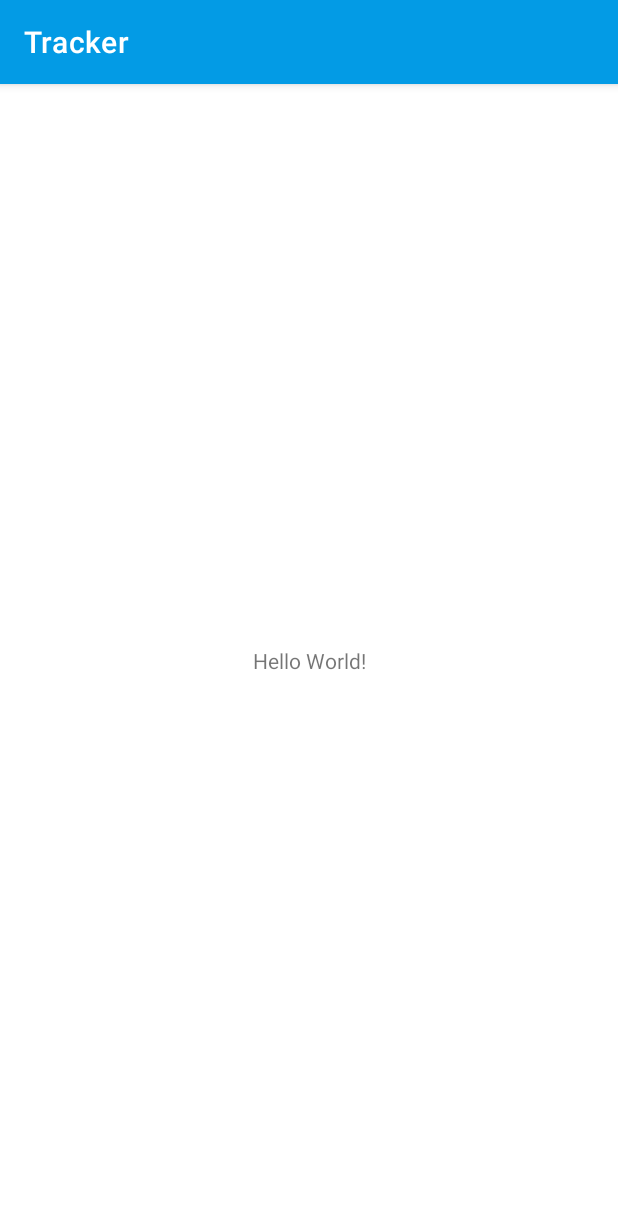
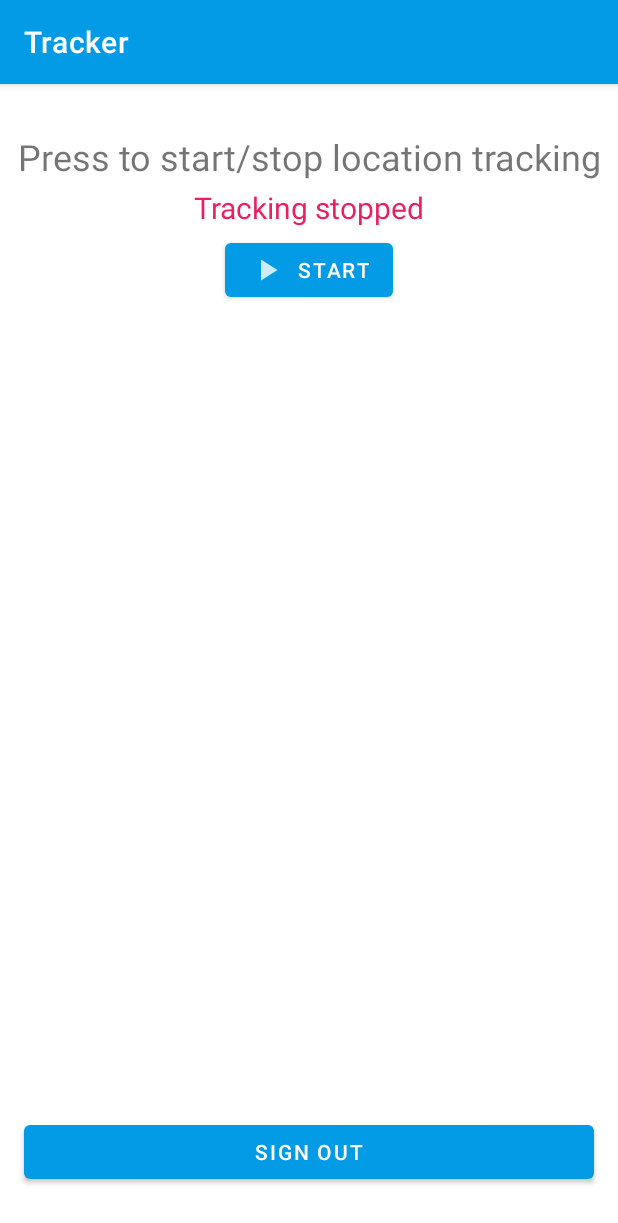
Before and after one commit to antonlazarchenko/location_tracker_kotlin, an Android app: the screen it shows after launch once a user with an empty profile is signed in (MainActivity), on a phone screen of 412 x 824 dp. Shown: the top 1223 px of the screen. Run offline under Robolectric (Android 15) with nearby library versions, the phone set to English and light mode, and no system bars; our stand-ins replace Dagger/Hilt's generated code, Firebase (no records; nobody signed in at launch, a user with empty details on screens opened directly).

Commit message:
User layout added.

```diff
--- a/app/src/main/java/com/alazar/tracker/MainActivity.kt
+++ b/app/src/main/java/com/alazar/tracker/MainActivity.kt
@@ -3,35 +3,61 @@ package com.alazar.tracker
 import android.app.Activity
 import android.content.Intent
 import android.os.Bundle
-import android.widget.Toast
+import android.view.View
 import androidx.activity.result.contract.ActivityResultContracts
 import androidx.appcompat.app.AppCompatActivity
 import com.alazar.authfire.AuthActivity
+import com.alazar.authfire.model.UserModel
 import com.alazar.base.core.UserManagerInterface
+import com.alazar.tracker.databinding.ActivityMainBinding
 import com.alazar.tracker.di.MainApp
 import javax.inject.Inject
 
-class MainActivity : AppCompatActivity() {
+class MainActivity : AppCompatActivity(), View.OnClickListener {
 
     @Inject
     lateinit var userManager: UserManagerInterface
+
+    private lateinit var binding : ActivityMainBinding
 
     override fun onCreate(savedInstanceState: Bundle?) {
         super.onCreate(savedInstanceState)
 
         MainApp().getComponent().inject(this)
 
+        binding = ActivityMainBinding.inflate(layoutInflater)
+
+        binding.btnSignOut.setOnClickListener(this)
+        binding.btnStart.setOnClickListener(this)
+        binding.btnStop.setOnClickListener(this)
+
         if (!userManager.isAuthorized()) {
             openPostActivity.launch(Intent(this, AuthActivity::class.java))
+        } else {
+            loadLayout()
         }
-
-        setContentView(R.layout.activity_main)
     }
 
     private val openPostActivity =
         registerForActivityResult(ActivityResultContracts.StartActivityForResult()) { result ->
-            if (result.resultCode == Activity.RESULT_OK) {
-                Toast.makeText(this, "Result OK", Toast.LENGTH_SHORT).show()
+            if (result.resultCode == Activity.RESULT_OK)
+                loadLayout()
+        }
+
+    private fun loadLayout() {
+        setContentView(binding.root)
+    }
+
+    override fun onClick(v: View) {
+        when (v.id) {
+            binding.btnSignOut.id -> {
+                UserModel().signOut()
+                recreate()
+            }
+            binding.btnStart.id -> {
+            }
+            binding.btnStop.id -> {
             }
         }
+    }
 }
--- /dev/null
+++ b/app/src/main/res/drawable-anydpi/ic_start.xml
@@ -0,0 +1,11 @@
+<vector xmlns:android="http://schemas.android.com/apk/res/android"
+    android:width="24dp"
+    android:height="24dp"
+    android:viewportWidth="24"
+    android:viewportHeight="24"
+    android:tint="#FFFFFF"
+    android:alpha="0.8">
+  <path
+      android:fillColor="@android:color/white"
+      android:pathData="M8,5v14l11,-7z"/>
+</vector>
--- /dev/null
+++ b/app/src/main/res/drawable-anydpi/ic_stop.xml
@@ -0,0 +1,11 @@
+<vector xmlns:android="http://schemas.android.com/apk/res/android"
+    android:width="24dp"
+    android:height="24dp"
+    android:viewportWidth="24"
+    android:viewportHeight="24"
+    android:tint="#FFFFFF"
+    android:alpha="0.8">
+  <path
+      android:fillColor="@android:color/white"
+      android:pathData="M6,6h12v12H6z"/>
+</vector>
--- a/app/src/main/res/layout/activity_main.xml
+++ b/app/src/main/res/layout/activity_main.xml
@@ -6,13 +6,68 @@
     android:layout_height="match_parent"
     tools:context=".MainActivity">
 
+
     <TextView
+        android:id="@+id/titleText"
         android:layout_width="wrap_content"
         android:layout_height="wrap_content"
-        android:text="Hello World!"
-        app:layout_constraintBottom_toBottomOf="parent"
-        app:layout_constraintLeft_toLeftOf="parent"
-        app:layout_constraintRight_toRightOf="parent"
+        android:layout_marginStart="16dp"
+        android:layout_marginTop="32dp"
+        android:layout_marginEnd="16dp"
+        android:text="@string/service_status"
+        android:theme="@style/ThemeOverlay.MyTitleText"
+        app:layout_constraintBottom_toTopOf="@+id/status"
+        app:layout_constraintEnd_toEndOf="parent"
+        app:layout_constraintStart_toStartOf="parent"
         app:layout_constraintTop_toTopOf="parent" />
 
+    <TextView
+        android:id="@+id/status"
+        style="@style/ThemeOverlay.MyTextDetail"
+        android:text="@string/stopped"
+        android:textColor="@color/colorDanger"
+        app:layout_constraintEnd_toEndOf="parent"
+        app:layout_constraintStart_toStartOf="parent"
+        app:layout_constraintTop_toBottomOf="@+id/titleText" />
+
+    <com.google.android.material.button.MaterialButton
+        android:id="@+id/btnStart"
+        android:layout_width="wrap_content"
+        android:layout_height="wrap_content"
+        android:text="@string/start"
+        android:visibility="visible"
+        app:icon="@drawable/ic_start"
+        android:theme="@style/ThemeOverlay.MyDarkButton"
+        app:layout_constraintEnd_toEndOf="parent"
+        app:layout_constraintStart_toStartOf="parent"
+        app:layout_constraintTop_toBottomOf="@+id/status" />
+
+    <com.google.android.material.button.MaterialButton
+        android:id="@+id/btnStop"
+        android:layout_width="wrap_content"
+        android:layout_height="wrap_content"
+        android:text="@string/stop"
+        android:visibility="gone"
+        app:icon="@drawable/ic_stop"
+        android:theme="@style/ThemeOverlay.MyDangerButton"
+        app:layout_constraintEnd_toEndOf="parent"
+        app:layout_constraintStart_toStartOf="parent"
+        app:layout_constraintTop_toBottomOf="@+id/status" />
+
+
+    <com.google.android.material.button.MaterialButton
+        android:id="@+id/btnSignOut"
+        android:layout_width="0dp"
+        android:layout_height="wrap_content"
+        android:layout_marginStart="16dp"
+        android:layout_marginEnd="16dp"
+        android:layout_marginBottom="32sp"
+        android:layout_weight="1"
+        android:text="@string/sign_out"
+        android:theme="@style/ThemeOverlay.MyDarkButton"
+        android:visibility="visible"
+        app:layout_constraintBottom_toBottomOf="parent"
+        app:layout_constraintEnd_toEndOf="parent"
+        app:layout_constraintStart_toStartOf="parent" />
+
 </androidx.constraintlayout.widget.ConstraintLayout>
--- a/app/src/main/res/values/strings.xml
+++ b/app/src/main/res/values/strings.xml
@@ -53,5 +53,10 @@
     <string name="auth_with_phone_number">click to auth with phone</string>
     <string name="auth_with_email">click to auth with email</string>
     <string name="app_name">Tracker</string>
+    <string name="stop">stop</string>
+    <string name="start">start</string>
+    <string name="stopped">Tracking stopped</string>
+    <string name="running">Tracking running</string>
+    <string name="service_status">Press to start/stop location tracking</string>
 
 </resources>
--- a/app/src/main/res/values/styles.xml
+++ b/app/src/main/res/values/styles.xml
@@ -7,4 +7,38 @@
         <item name="colorAccent">@color/colorAccent</item>
     </style>
 
+    <style name="ThemeOverlay.MyTitleText" parent="AppTheme">
+        <item name="android:gravity">center</item>
+        <item name="android:textSize">24sp</item>
+    </style>
+
+    <style name="ThemeOverlay.MyTextDetail" parent="AppTheme">
+        <item name="android:layout_width">wrap_content</item>
+        <item name="android:layout_height">wrap_content</item>
+        <item name="android:fadeScrollbars">true</item>
+        <item name="android:gravity">center</item>
+        <item name="android:maxLines">5</item>
+        <item name="android:padding">4dp</item>
+        <item name="android:scrollbars">vertical</item>
+        <item name="android:textSize">20sp</item>
+    </style>
+
+    <!-- Dark Buttons -->
+    <style name="ThemeOverlay.MyDarkButton" parent="ThemeOverlay.AppCompat.Dark">
+        <item name="colorButtonNormal">@color/grey_500</item>
+        <item name="colorAccent">@color/colorAccent</item>
+        <item name="android:layout_marginRight">4dp</item>
+        <item name="android:layout_marginLeft">4dp</item>
+        <item name="android:textColor">@android:color/white</item>
+    </style>
+
+    <!-- Danger Buttons -->
+    <style name="ThemeOverlay.MyDangerButton" parent="ThemeOverlay.AppCompat.Dark">
+        <item name="colorPrimary">@color/colorDanger</item>
+        <item name="android:layout_marginRight">4dp</item>
+        <item name="android:layout_marginLeft">4dp</item>
+        <item name="android:textColor">@android:color/white</item>
+    </style>
+
+
 </resources>
```
Also changed, not shown: app/src/main/res/drawable-hdpi/ic_start.png (added), app/src/main/res/drawable-hdpi/ic_stop.png (added), app/src/main/res/drawable-mdpi/ic_start.png (added), app/src/main/res/drawable-mdpi/ic_stop.png (added), app/src/main/res/drawable-xhdpi/ic_start.png (added), app/src/main/res/drawable-xhdpi/ic_stop.png (added), app/src/main/res/drawable-xxhdpi/ic_start.png (added), app/src/main/res/drawable-xxhdpi/ic_stop.png (added).
